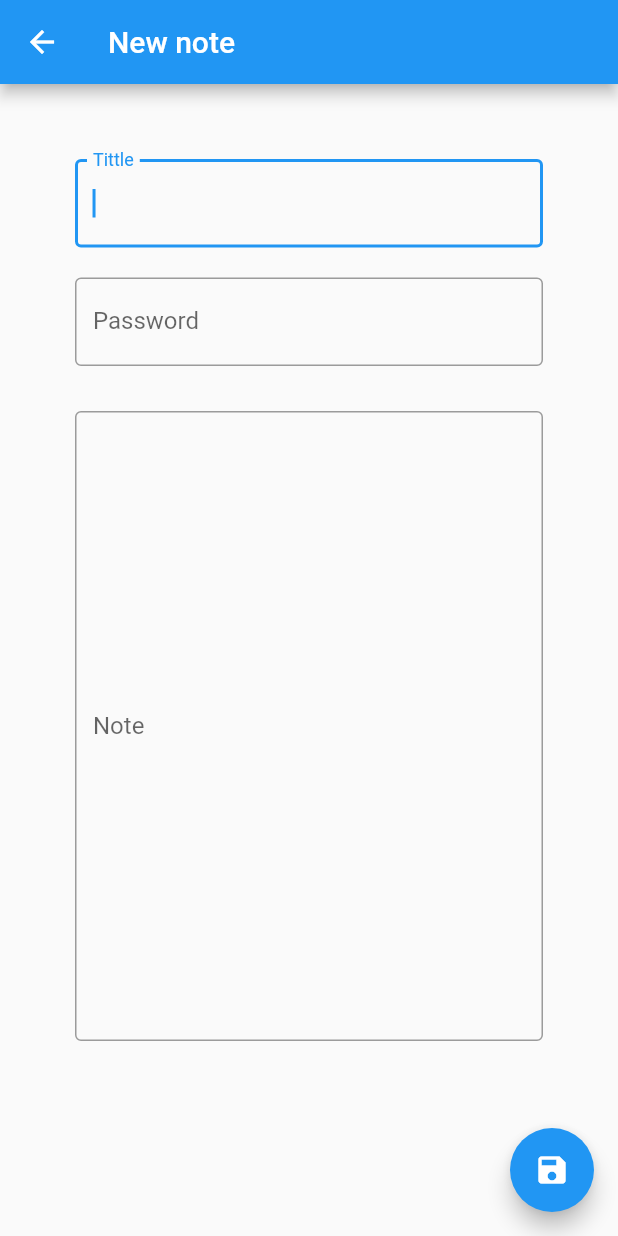
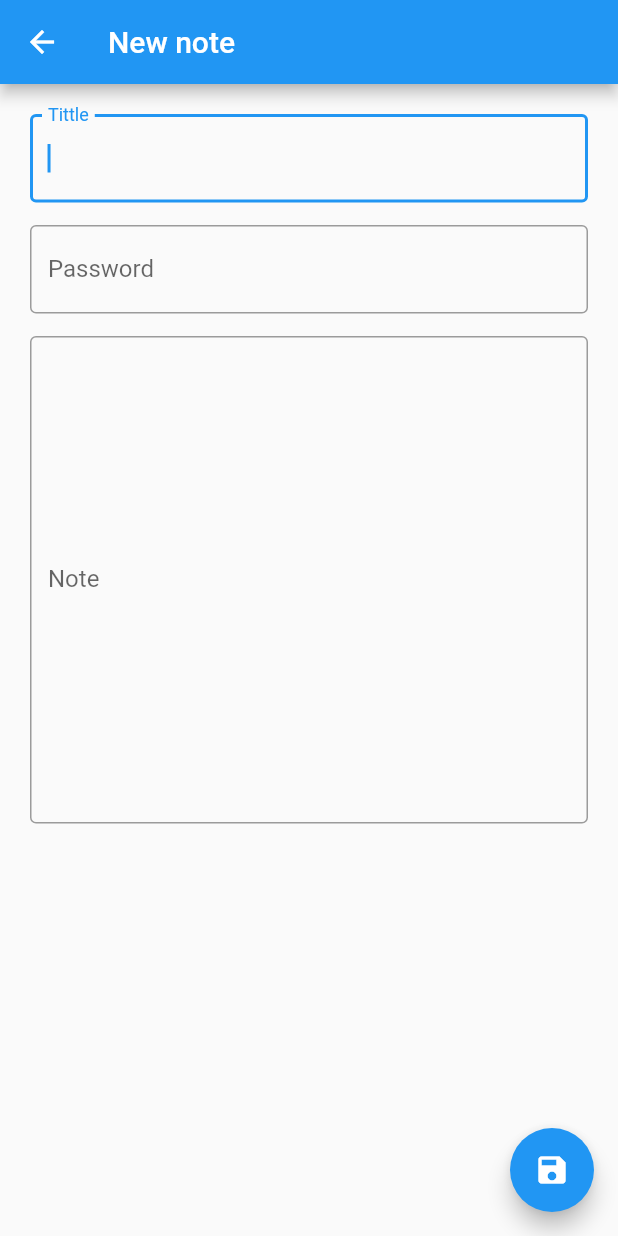
Before and after one commit to prgres/flutter-security-note-app, a Flutter app: the screen it shows after launch, after a tap on the "add" icon, on a phone screen of 412 x 824 dp. Run offline on Flutter 3.47's test engine with Material 2 defaults, Android fonts, the phone set to English and light mode, and no system bars; our stand-ins replace flutter_slidable, sqflite; missing offline and left inert: encrypt; accounts and stored records are empty.

Commit message:
fix layout

```diff
--- a/lib/home_screen.dart
+++ b/lib/home_screen.dart
@@ -41,9 +41,7 @@ class _HomeScreenState extends State<HomeScreen> {
   void refreshList(notes) {
     List<NoteItem> tmpList = [];
 
-    for (var it in parseNoteToObj(
-      notes,
-    )) {
+    for (var it in parseNoteToObj(notes)) {
       tmpList.add(NoteItem(note: it, refreshCallback: setNotesList));
     }
 
@@ -53,7 +51,10 @@ class _HomeScreenState extends State<HomeScreen> {
   List<Note> parseNoteToObj(List<Map> maps) {
     List<Note> notesList = [];
 
-    if (maps.length > 0) {
+    if (maps.length == 0) {
+      return notesList;
+    }
+
     maps.forEach((map) {
       notesList.add(Note.fromDb(
         id: map['id'],
@@ -61,7 +62,6 @@ class _HomeScreenState extends State<HomeScreen> {
         content: map['content'],
       ));
     });
-    }
 
     return notesList;
   }
--- a/lib/note.dart
+++ b/lib/note.dart
@@ -38,13 +38,9 @@ class Note {
 
     var encrypter = enc.Encrypter(enc.AES(key));
 
-    // try {
     var decrypted =
         encrypter.decrypt(enc.Encrypted.fromBase64(this.content), iv: iv);
     return decrypted;
-    // } catch (error) {
-    // return content;
-    // }
   }
 
   String encrypt(String content, String password) {
--- a/lib/note_new.dart
+++ b/lib/note_new.dart
@@ -42,9 +42,9 @@ class _NoteNewView extends State<NoteNewView> {
           title: Text("New note"),
         ),
         body: Padding(
-            padding: const EdgeInsets.all(50.0),
-            // child: Flexible(
-            child: Column(children: <Widget>[
+            padding: const EdgeInsets.all(20.0),
+            child: SingleChildScrollView(
+                child: Column(children: <Widget>[
               TextField(
                 autofocus: true,
                 controller: titleController,
@@ -53,7 +53,7 @@ class _NoteNewView extends State<NoteNewView> {
                   labelText: 'Tittle',
                 ),
               ),
-              SizedBox(height: 20),
+              SizedBox(height: 15),
               TextField(
                 controller: passwordController,
                 obscureText: true,
@@ -62,7 +62,7 @@ class _NoteNewView extends State<NoteNewView> {
                   labelText: 'Password',
                 ),
               ),
-              SizedBox(height: 30),
+              SizedBox(height: 15),
               TextField(
                   decoration: InputDecoration(
                     border: OutlineInputBorder(),
@@ -70,8 +70,8 @@ class _NoteNewView extends State<NoteNewView> {
                   ),
                   controller: contenteController,
                   keyboardType: TextInputType.multiline,
-                  maxLines: 20),
-            ])),
+                  maxLines: 15),
+            ]))),
         floatingActionButton: FloatingActionButton(
           onPressed: _save,
           tooltip: 'Increment',
```
Lines whose indentation alone changed are shown as unchanged.
